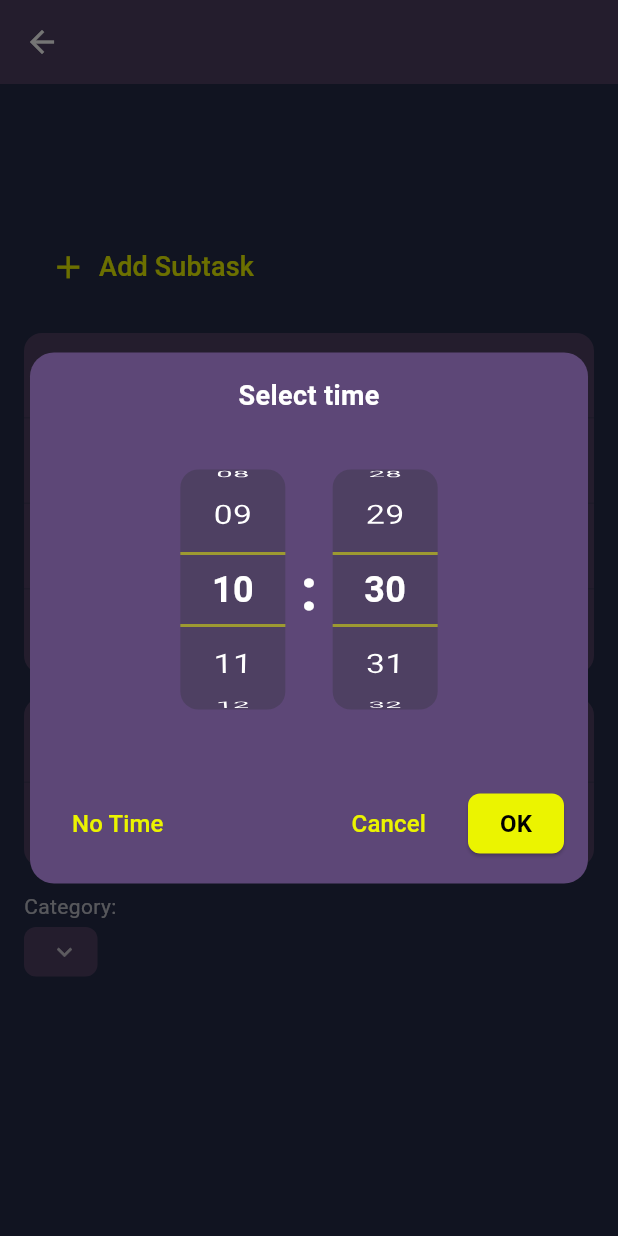
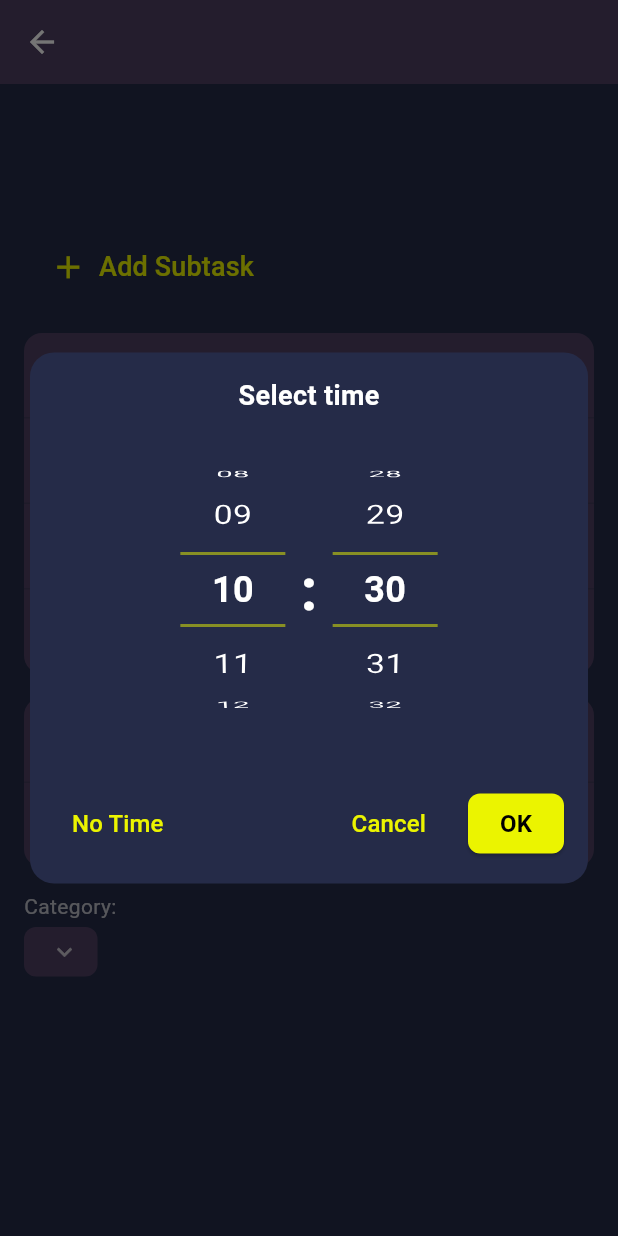
Before and after one commit to monsalman/flutter_todolist, a Flutter app: the TaskDetail screen opened directly with empty values, after a tap on "Time", on a phone screen of 412 x 824 dp. Run offline on Flutter 3.47's test engine with Material 3 defaults, Android fonts, the phone set to English and light mode, and no system bars; our stand-ins replace flutter_dotenv, supabase_flutter; accounts and stored records are empty.

Commit message:
update time function

```diff
--- a/lib/Page/TaskDetail.dart
+++ b/lib/Page/TaskDetail.dart
@@ -214,7 +214,7 @@ class _TaskDetailState extends State<TaskDetail> {
             builder: (context, setState) {
               return Container(
                 decoration: BoxDecoration(
-                  color: Color(0xFF5D4777), // Purple color from your screenshot
+                  color: WarnaUtama,
                   borderRadius: BorderRadius.circular(16),
                 ),
                 child: Column(
@@ -268,7 +268,7 @@ class _TaskDetailState extends State<TaskDetail> {
                     // Custom Calendar
                     Container(
                       decoration: BoxDecoration(
-                        color: Color(0xFF5D4777),
+                        color: WarnaUtama,
                         borderRadius: BorderRadius.only(
                           bottomLeft: Radius.circular(16),
                           bottomRight: Radius.circular(16),
@@ -572,38 +572,33 @@ class _TaskDetailState extends State<TaskDetail> {
 
   // Ganti metode _selectTime untuk menyimpan waktu dalam format yang benar
   Future<void> _selectTime(BuildContext context) async {
-    // Parse waktu dari database jika ada
     String? currentTimeString = widget.task['time'];
     TimeOfDay? selectedTime;
 
     if (currentTimeString != null) {
       try {
-        // Coba parse dari format ISO 8601 (format lama)
         if (currentTimeString.contains('T') ||
             currentTimeString.contains(' ')) {
           final dateTime = DateTime.parse(currentTimeString);
           selectedTime =
               TimeOfDay(hour: dateTime.hour, minute: dateTime.minute);
         } else {
-          // Parse dari format HH:MM:SS (format time PostgreSQL)
           final parts = currentTimeString.split(':');
           selectedTime = TimeOfDay(
               hour: int.parse(parts[0]),
               minute: parts.length > 1 ? int.parse(parts[1]) : 0);
         }
       } catch (e) {
-        // Jika parsing gagal, gunakan waktu default
         selectedTime = TimeOfDay.now();
       }
     } else {
-      // Default ke waktu sekarang jika tidak ada waktu tersimpan
       selectedTime = TimeOfDay.now();
     }
 
     int selectedHour = selectedTime.hour;
     int selectedMinute = selectedTime.minute;
 
-    final result = await showDialog<TimeOfDay?>(
+    final result = await showDialog<dynamic>(
       context: context,
       builder: (BuildContext context) {
         return Dialog(
@@ -613,7 +608,7 @@ class _TaskDetailState extends State<TaskDetail> {
             builder: (context, setState) {
               return Container(
                 decoration: BoxDecoration(
-                  color: Color(0xFF5D4777),
+                  color: WarnaUtama,
                   borderRadius: BorderRadius.circular(16),
                 ),
                 child: Column(
@@ -690,7 +685,7 @@ class _TaskDetailState extends State<TaskDetail> {
                         children: [
                           TextButton(
                             onPressed: () {
-                              Navigator.pop(context, null);
+                              Navigator.pop(context, 'no_time');
                             },
                             child: Text(
                               'No Time',
@@ -703,7 +698,8 @@ class _TaskDetailState extends State<TaskDetail> {
                           Row(
                             children: [
                               TextButton(
-                                onPressed: () => Navigator.pop(context),
+                                onPressed: () =>
+                                    Navigator.pop(context, 'cancel'),
                                 child: Text(
                                   'Cancel',
                                   style: TextStyle(
@@ -751,9 +747,37 @@ class _TaskDetailState extends State<TaskDetail> {
     );
 
     // Handle hasil dialog
-    if (result != null) {
+    if (result == 'no_time') {
       try {
-        // Format waktu sebagai string HH:MM:SS untuk tipe time PostgreSQL
+        await Supabase.instance.client.from('tasks').update({
+          'time': null,
+          'updated_at': DateTime.now().toIso8601String(),
+        }).eq('id', widget.task['id']);
+
+        setState(() {
+          widget.task['time'] = null;
+        });
+
+        widget.onTaskUpdated();
+
+        ScaffoldMessenger.of(context).showSnackBar(
+          SnackBar(
+            content: Text('Time removed successfully'),
+            backgroundColor: Colors.green,
+          ),
+        );
+      } catch (error) {
+        if (mounted) {
+          ScaffoldMessenger.of(context).showSnackBar(
+            SnackBar(
+              content: Text('Error removing time: ${error.toString()}'),
+              backgroundColor: Colors.red,
+            ),
+          );
+        }
+      }
+    } else if (result is TimeOfDay) {
+      try {
         final timeString =
             '${result.hour.toString().padLeft(2, '0')}:${result.minute.toString().padLeft(2, '0')}:00';
 
@@ -784,36 +808,6 @@ class _TaskDetailState extends State<TaskDetail> {
           );
         }
       }
-    } else {
-      // User selected "No Time"
-      try {
-        await Supabase.instance.client.from('tasks').update({
-          'time': null,
-          'updated_at': DateTime.now().toIso8601String(),
-        }).eq('id', widget.task['id']);
-
-        setState(() {
-          widget.task['time'] = null;
-        });
-
-        widget.onTaskUpdated();
-
-        ScaffoldMessenger.of(context).showSnackBar(
-          SnackBar(
-            content: Text('Time removed successfully'),
-            backgroundColor: Colors.green,
-          ),
-        );
-      } catch (error) {
-        if (mounted) {
-          ScaffoldMessenger.of(context).showSnackBar(
-            SnackBar(
-              content: Text('Error updating time: ${error.toString()}'),
-              backgroundColor: Colors.red,
-            ),
-          );
-        }
-      }
     }
   }
 
@@ -829,7 +823,7 @@ class _TaskDetailState extends State<TaskDetail> {
       width: 70,
       height: 160,
       decoration: BoxDecoration(
-        color: WarnaUtama2,
+        color: WarnaUtama,
         borderRadius: BorderRadius.circular(12),
       ),
       child: Stack(
```
